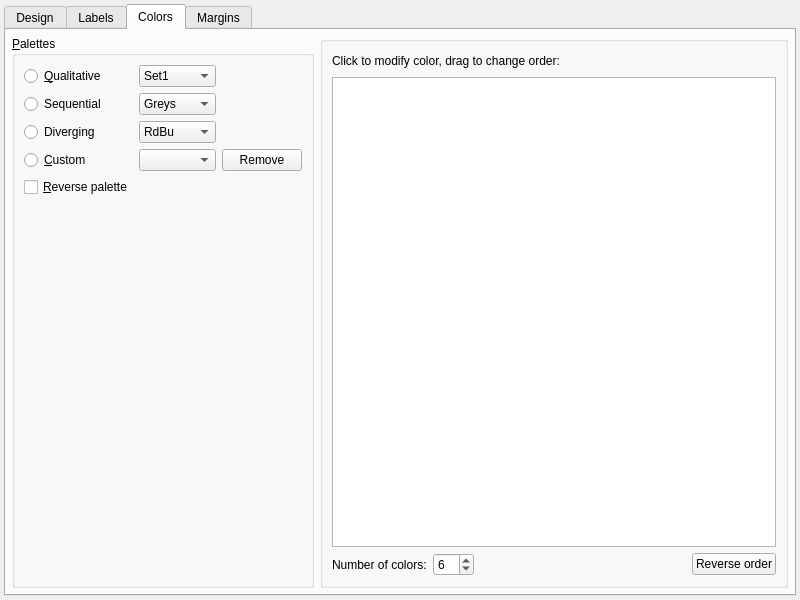
gkunter/coquery, file coquery/gui/ui/visualizationDesigner.ui: the form before one commit.
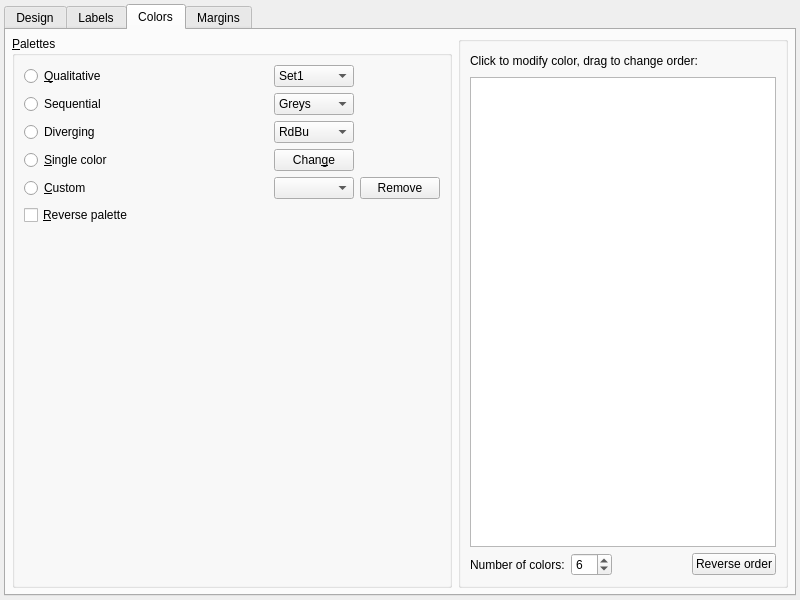
The form after the commit. The open tabs and pages were chosen to show the change. Custom widgets are drawn as their Qt base class.

Commit message: Add single color palette

The edit to the form file:
```diff
--- a/coquery/gui/ui/visualizationDesigner.ui
+++ b/coquery/gui/ui/visualizationDesigner.ui
@@ -835,7 +835,7 @@
       <attribute name="title">
        <string>Colors</string>
       </attribute>
-      <layout class="QHBoxLayout" name="horizontalLayout_5">
+      <layout class="QHBoxLayout" name="horizontalLayout_5" stretch="4,3">
        <property name="spacing">
         <number>6</number>
        </property>
@@ -849,15 +849,45 @@
            <property name="title">
             <string>&amp;Palettes</string>
            </property>
-           <layout class="QGridLayout" name="gridLayout_9">
-            <item row="3" column="0">
+           <layout class="QGridLayout" name="gridLayout_6" columnstretch="1,0,0">
+            <item row="5" column="0">
              <widget class="QRadioButton" name="radio_custom">
               <property name="text">
                <string>&amp;Custom</string>
               </property>
              </widget>
             </item>
-            <item row="1" column="2">
+            <item row="1" column="0">
+             <widget class="QRadioButton" name="radio_qualitative">
+              <property name="text">
+               <string>&amp;Qualitative</string>
+              </property>
+              <property name="checked">
+               <bool>false</bool>
+              </property>
+             </widget>
+            </item>
+            <item row="2" column="0">
+             <widget class="QRadioButton" name="radio_sequential">
+              <property name="sizePolicy">
+               <sizepolicy hsizetype="Minimum" vsizetype="Fixed">
+                <horstretch>0</horstretch>
+                <verstretch>0</verstretch>
+               </sizepolicy>
+              </property>
+              <property name="text">
+               <string>Sequential</string>
+              </property>
+             </widget>
+            </item>
+            <item row="6" column="0">
+             <widget class="QCheckBox" name="check_reverse">
+              <property name="text">
+               <string>&amp;Reverse palette</string>
+              </property>
+             </widget>
+            </item>
+            <item row="2" column="1">
              <widget class="QComboBox" name="combo_sequential">
               <item>
                <property name="text">
@@ -951,17 +981,30 @@
               </item>
              </widget>
             </item>
-            <item row="0" column="0" colspan="2">
-             <widget class="QRadioButton" name="radio_qualitative">
+            <item row="5" column="2">
+             <widget class="QPushButton" name="button_remove_custom">
               <property name="text">
-               <string>&amp;Qualitative</string>
-              </property>
-              <property name="checked">
-               <bool>false</bool>
+               <string>Remove</string>
               </property>
              </widget>
             </item>
-            <item row="0" column="2">
+            <item row="5" column="1">
+             <widget class="QComboBox" name="combo_custom"/>
+            </item>
+            <item row="7" column="1">
+             <spacer name="verticalSpacer_4">
+              <property name="orientation">
+               <enum>Qt::Vertical</enum>
+              </property>
+              <property name="sizeHint" stdset="0">
+               <size>
+                <width>20</width>
+                <height>40</height>
+               </size>
+              </property>
+             </spacer>
+            </item>
+            <item row="1" column="1">
              <widget class="QComboBox" name="combo_qualitative">
               <item>
                <property name="text">
@@ -1005,27 +1048,27 @@
               </item>
              </widget>
             </item>
-            <item row="2" column="0">
+            <item row="4" column="1">
+             <widget class="QPushButton" name="button_change_color">
+              <property name="sizePolicy">
+               <sizepolicy hsizetype="Minimum" vsizetype="Fixed">
+                <horstretch>0</horstretch>
+                <verstretch>0</verstretch>
+               </sizepolicy>
+              </property>
+              <property name="text">
+               <string>Chan&amp;ge</string>
+              </property>
+             </widget>
+            </item>
+            <item row="3" column="0">
              <widget class="QRadioButton" name="radio_diverging">
               <property name="text">
                <string>Diverging</string>
               </property>
              </widget>
             </item>
-            <item row="1" column="0">
-             <widget class="QRadioButton" name="radio_sequential">
-              <property name="sizePolicy">
-               <sizepolicy hsizetype="Minimum" vsizetype="Fixed">
-                <horstretch>0</horstretch>
-                <verstretch>0</verstretch>
-               </sizepolicy>
-              </property>
-              <property name="text">
-               <string>Sequential</string>
-              </property>
-             </widget>
-            </item>
-            <item row="2" column="2">
+            <item row="3" column="1">
              <widget class="QComboBox" name="combo_diverging">
               <item>
                <property name="text">
@@ -1069,33 +1112,10 @@
               </item>
              </widget>
             </item>
-            <item row="3" column="3">
-             <widget class="QPushButton" name="button_remove_custom">
+            <item row="4" column="0">
+             <widget class="QRadioButton" name="radio_single_color">
               <property name="text">
-               <string>Remove</string>
-              </property>
-             </widget>
-            </item>
-            <item row="3" column="2">
-             <widget class="QComboBox" name="combo_custom"/>
-            </item>
-            <item row="5" column="2">
-             <spacer name="verticalSpacer_4">
-              <property name="orientation">
-               <enum>Qt::Vertical</enum>
-              </property>
-              <property name="sizeHint" stdset="0">
-               <size>
-                <width>20</width>
-                <height>40</height>
-               </size>
-              </property>
-             </spacer>
-            </item>
-            <item row="4" column="0" colspan="2">
-             <widget class="QCheckBox" name="check_reverse">
-              <property name="text">
-               <string>&amp;Reverse palette</string>
+               <string>&amp;Single color</string>
               </property>
              </widget>
             </item>
```
The commit also changes 1 other file.
